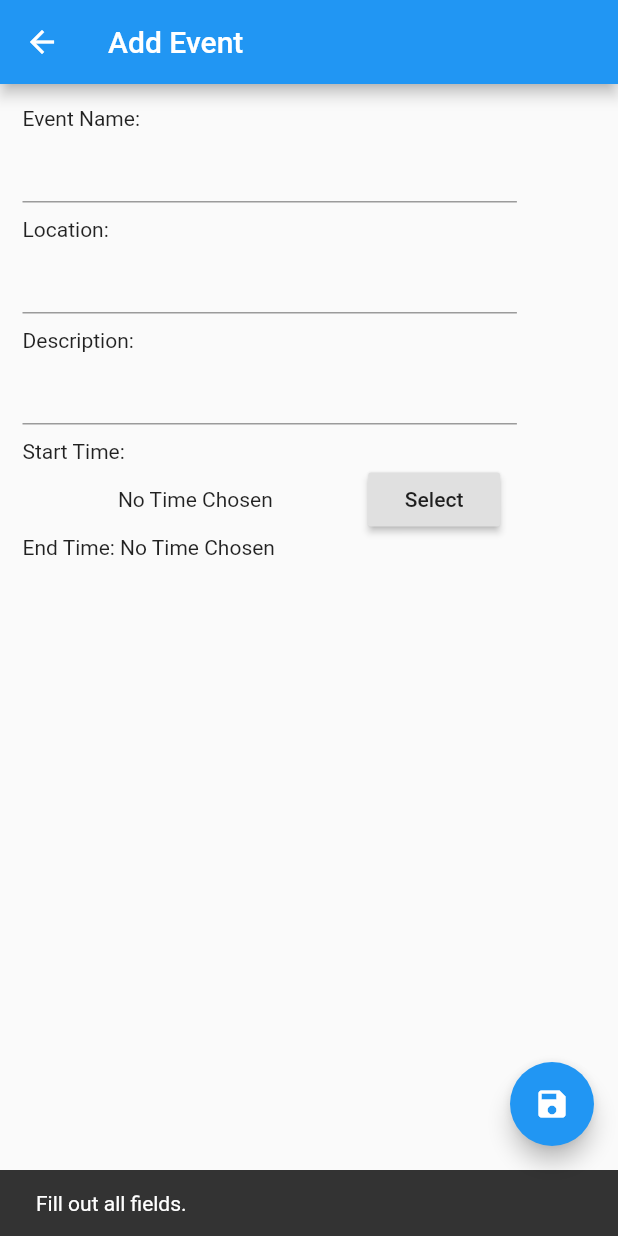
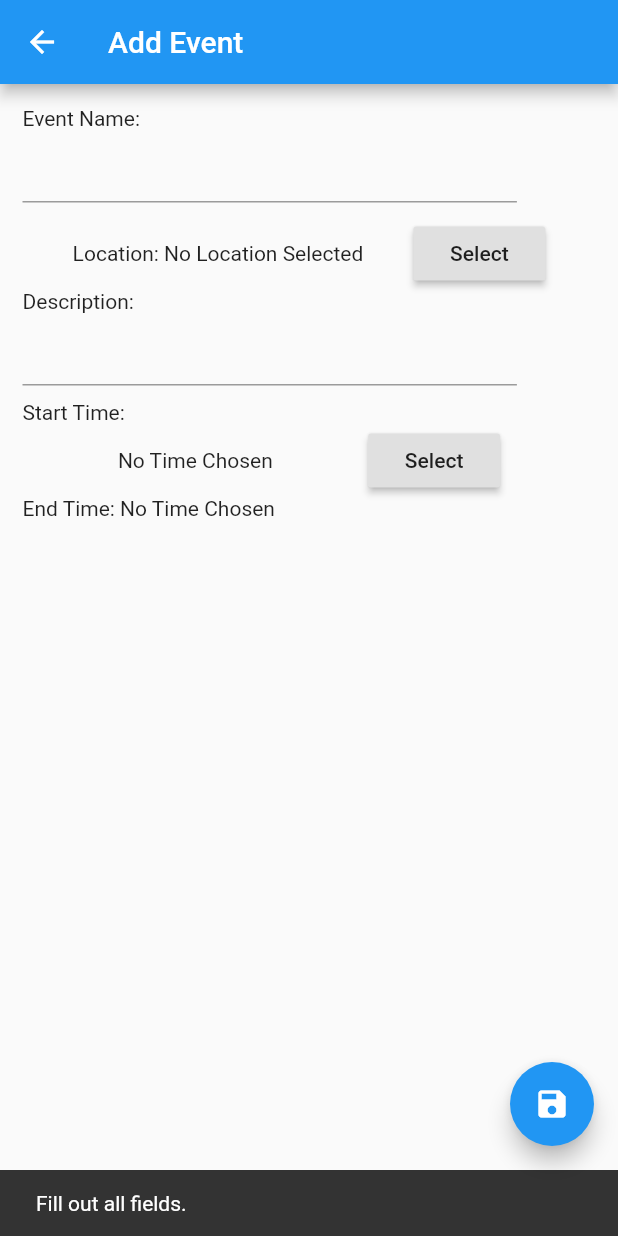
Before and after one commit to tilovashahrin/travel-itinerary, a Flutter app: the AddEvent screen opened directly, after a tap on the "save" icon, on a phone screen of 412 x 824 dp. Run offline on Flutter 3.47's test engine with Material 2 defaults, Android fonts, the phone set to English and light mode, and no system bars; our stand-ins replace charts_flutter, cloud_firestore, firebase_core, flutter_local_notifications, flutter_map, geocoding and 6 more; missing offline and left inert: dart:ffi, date_range_picker, time_range_picker; accounts and stored records are empty; statements that could not run were skipped.

Commit message:
made page for location selection w/maps + geocoding

```diff
--- a/travel_app/lib/main.dart
+++ b/travel_app/lib/main.dart
@@ -68,7 +68,7 @@ class _MyAppState extends State<MyApp> {
           }
           return supportedLocales.first;
         },
-        home:  LoginScreen(),
+        home:  MainScreen(),
         routes: {
           SignupScreen.routeName: (ctx)=> SignupScreen(),
           LoginScreen.routeName: (ctx)=> LoginScreen(),
--- a/travel_app/lib/trip_manager/add_event.dart
+++ b/travel_app/lib/trip_manager/add_event.dart
@@ -2,6 +2,8 @@ import 'package:flutter/material.dart';
 import 'package:time_range_picker/time_range_picker.dart';
 import 'trip_components/day.dart';
 import 'trip_components/event.dart';
+import 'maps/select_location.dart';
+import 'package:latlong/latlong.dart';
 
 class AddEvent extends StatefulWidget {
   AddEvent({Key key, this.title, this.day}) : super(key: key);
@@ -13,10 +15,12 @@ class AddEvent extends StatefulWidget {
 }
 
 class _AddEventState extends State<AddEvent> {
-  String name, location, description;
+  String name, description;
   TimeOfDay startTime, endTime;
   String startTimeString = "No Time Chosen";
   String endTimeString = "No Time Chosen";
+  String location = "No Location Selected";
+  LatLng locCoords;
 
   //temporary UI
   @override
@@ -50,19 +54,18 @@ class _AddEventState extends State<AddEvent> {
                   ),
                 ),
             //Location
-              Container(
-                child:
-                  Text("Location: ", textScaleFactor: 1, textAlign: TextAlign.left),
-                ),
-                Container(
-                  padding: EdgeInsets.only(bottom: 10),
-                  width: 0.8 * MediaQuery.of(context).size.width,
-                  child: TextField(
-                    onChanged: (text) {
-                      location = text;
-                    }
-                  ),
-                ),
+              Row(
+                mainAxisAlignment: MainAxisAlignment.spaceEvenly,
+                children: [
+                  //display current selected date
+                  Text("Location: " + location, textScaleFactor: 1, textAlign: TextAlign.left),
+                  RaisedButton(
+                      child: Text('Select'),
+                      onPressed: () {
+                        getLocation();
+                      })
+                ],
+              ),
             //Description
               Container(
                 child:
@@ -109,15 +112,17 @@ class _AddEventState extends State<AddEvent> {
         builder: (context) =>  FloatingActionButton(
           onPressed: () {
           //if all fields have been changed and times have been selected
-            if (name != null && location != null &&  description!= null
-              && startTime != null && endTime != null) {
+            if (name != null && description!= null
+              && startTime != null && endTime != null && locCoords != null) {
             //create Event instance
               Event entry = Event(
                   name: name,
                   location: location,
                   description: description,
                   startTime: startTime,
-                  endTime: endTime
+                  endTime: endTime,
+                  lat: locCoords.latitude,
+                  lng: locCoords.longitude
               );
             //check if time conflicts with pre-existing events
               if (widget.day.timeSlotAvailable(entry)) {
@@ -175,7 +180,16 @@ class _AddEventState extends State<AddEvent> {
       startTimeString= startTime.format(context);
       endTimeString= endTime.format(context);
     });
+  }
 
+  Future<void> getLocation() async {
+    var loc = await Navigator.push(context, MaterialPageRoute(builder: (context) {return ShowLocation();}));
+    if (loc != null){
+      setState(() {
+        location = loc[0];
+        locCoords = loc[1];
+      });
+    }
   }
 
 }
--- a/travel_app/lib/trip_manager/list_events.dart
+++ b/travel_app/lib/trip_manager/list_events.dart
@@ -8,6 +8,7 @@ import 'event_notifications.dart';
 import 'trip_components/delete_components.dart';
 import 'package:timezone/timezone.dart' as tz;
 import 'package:timezone/data/latest.dart' as tz;
+import 'package:geocoding/geocoding.dart' as gc;
 
 class EventList extends StatefulWidget {
   EventList({Key key, this.title, this.day}) : super(key: key);
@@ -95,13 +96,6 @@ class _EventListState extends State<EventList> {
         _deleteEvent(event);
       }
       else if (!returnedEvent.isSameAs(event)){
-      //event has been modified
-        //replace event notification
-          // _notifications.deleteNotification(event.notificationId);
-          // returnedEvent.notificationId = await _addEventNotification(returnedEvent, eventsDay.date);
-        //update database
-       // await _model.updateEvent(returnedEvent);
-        //update event list and set state
         setState(() {
         eventsDay.events[index] = returnedEvent; //replace event in list
         eventsDay.orderEvents(); //resort order of list
@@ -122,9 +116,6 @@ class _EventListState extends State<EventList> {
       newEvent.dayId = eventsDay.id;
       //create notification for event
       newEvent.notificationId = await _addEventNotification(newEvent, eventsDay.date);
-      //insert new event into database
-      //_lastInsertedId = await _model.insertEvent(newEvent);
-     // newEvent.id = _lastInsertedId;
       setState(() {
         eventsDay.events.add(newEvent); //add event to list
         eventsDay.orderEvents(); //resort order of list
@@ -134,7 +125,8 @@ class _EventListState extends State<EventList> {
   }
 
   Future<int> _addEventNotification(Event e, DateTime date) async {
-     tz.setLocalLocation(tz.getLocation('America/Detroit')); //hardcode local location until geocoding implemented
+    gc.Location l = new gc.Location(latitude: e.lat, longitude: e.lng);
+    tz.setLocalLocation(tz.getLocation('America/Detroit')); //hardcode local location until geocoding implemented
     var when = tz.TZDateTime(tz.local, date.year, date.month, date.day, e.startTime.hour, e.startTime.minute - e.notificationTime);
     var n = await _notifications.sendNotificationLater(e.name, e.description, when, null);
     return n;
--- a/travel_app/lib/trip_manager/trip_components/event.dart
+++ b/travel_app/lib/trip_manager/trip_components/event.dart
@@ -7,9 +7,10 @@ class Event {
   int id, dayId, notificationId;
   int notificationTime = 30; //REMOVE VALUE WHEN PICKER FOR NOTIFICATION TIME ADDED
   bool _toBeDeleted = false;
+  double lat, lng; //coordinates of location
 
   //constructor
-  Event({this.name, this.location, this.description, this.startTime, this.endTime, this.id, this.dayId});
+  Event({this.name, this.location, this.description, this.startTime, this.endTime, this.id, this.dayId, this.lat, this.lng});
 
    //fromMap function
   Event.fromMap(Map<String, dynamic> m){
@@ -81,4 +82,6 @@ class Event {
     return _toBeDeleted;
   }
 
+
+
 }
--- a/travel_app/pubspec.yaml
+++ b/travel_app/pubspec.yaml
@@ -44,6 +44,10 @@ dev_dependencies:
   flutter_test:
     sdk: flutter
   easy_localization: ^1.3.0+1
+  geolocator: ^5.1.1
+  latlong:
+  flutter_map:
+  geocoding: ^1.0.5
 
 
 # For information on the generic Dart part of this file, see the
```
Also changed, not shown: travel_app/lib/trip_manager/add_trip.dart (+24 -14 lines), travel_app/lib/trip_manager/maps/select_location.dart (added, +78 -0 lines), travel_app/lib/trip_manager/maps/show_location.dart (added, +63 -0 lines), travel_app/lib/trip_manager/view_trip_list.dart (+4 -3 lines), travel_app/pubspec.lock.
